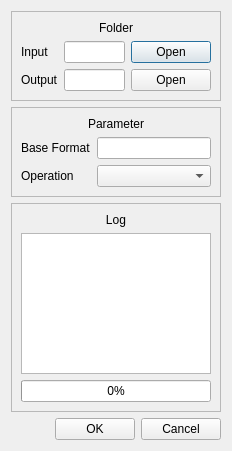
First picture: the form in mediacopier-cli/src/gui/dialog.ui, repository patrickziegler/mediacopier, before the edit.
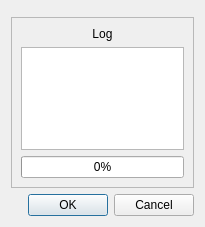
Second picture: the form after the edit. Custom widgets are drawn as their Qt base class.

Commit message: Move parameter frame to separate class

```diff
--- a/mediacopier-cli/src/gui/dialog.ui
+++ b/mediacopier-cli/src/gui/dialog.ui
@@ -6,8 +6,8 @@
    <rect>
     <x>0</x>
     <y>0</y>
-    <width>232</width>
-    <height>451</height>
+    <width>205</width>
+    <height>227</height>
    </rect>
   </property>
   <property name="windowTitle">
@@ -15,137 +15,13 @@
   </property>
   <layout class="QVBoxLayout" name="verticalLayout">
    <item>
-    <widget class="QFrame" name="dirsFrame">
-     <property name="sizePolicy">
-      <sizepolicy hsizetype="Preferred" vsizetype="Maximum">
-       <horstretch>0</horstretch>
-       <verstretch>0</verstretch>
-      </sizepolicy>
-     </property>
+    <widget class="MediaCopierParam" name="param">
      <property name="frameShape">
       <enum>QFrame::StyledPanel</enum>
      </property>
      <property name="frameShadow">
       <enum>QFrame::Raised</enum>
      </property>
-     <layout class="QVBoxLayout" name="verticalLayout_4">
-      <item>
-       <widget class="QLabel" name="label">
-        <property name="text">
-         <string>Folder</string>
-        </property>
-        <property name="alignment">
-         <set>Qt::AlignCenter</set>
-        </property>
-       </widget>
-      </item>
-      <item>
-       <layout class="QGridLayout" name="dirsLayout">
-        <item row="0" column="0">
-         <widget class="QLabel" name="dirsInputDirLabel">
-          <property name="text">
-           <string>Input</string>
-          </property>
-         </widget>
-        </item>
-        <item row="0" column="1">
-         <widget class="QLineEdit" name="dirsInputDirText"/>
-        </item>
-        <item row="0" column="2">
-         <widget class="QDialogButtonBox" name="dirsInputDirButton">
-          <property name="sizePolicy">
-           <sizepolicy hsizetype="Maximum" vsizetype="Fixed">
-            <horstretch>0</horstretch>
-            <verstretch>0</verstretch>
-           </sizepolicy>
-          </property>
-          <property name="standardButtons">
-           <set>QDialogButtonBox::Open</set>
-          </property>
-         </widget>
-        </item>
-        <item row="1" column="0">
-         <widget class="QLabel" name="dirsOutputDirLabel">
-          <property name="text">
-           <string>Output</string>
-          </property>
-         </widget>
-        </item>
-        <item row="1" column="1">
-         <widget class="QLineEdit" name="dirsOutputDirText"/>
-        </item>
-        <item row="1" column="2">
-         <widget class="QDialogButtonBox" name="dirsOutputDirButton">
-          <property name="sizePolicy">
-           <sizepolicy hsizetype="Maximum" vsizetype="Fixed">
-            <horstretch>0</horstretch>
-            <verstretch>0</verstretch>
-           </sizepolicy>
-          </property>
-          <property name="standardButtons">
-           <set>QDialogButtonBox::Open</set>
-          </property>
-         </widget>
-        </item>
-       </layout>
-      </item>
-     </layout>
-    </widget>
-   </item>
-   <item>
-    <widget class="QFrame" name="paramFrame">
-     <property name="sizePolicy">
-      <sizepolicy hsizetype="Preferred" vsizetype="Maximum">
-       <horstretch>0</horstretch>
-       <verstretch>0</verstretch>
-      </sizepolicy>
-     </property>
-     <property name="frameShape">
-      <enum>QFrame::StyledPanel</enum>
-     </property>
-     <property name="frameShadow">
-      <enum>QFrame::Raised</enum>
-     </property>
-     <layout class="QVBoxLayout" name="verticalLayout_5">
-      <item>
-       <widget class="QLabel" name="paramLabel">
-        <property name="text">
-         <string>Parameter</string>
-        </property>
-        <property name="alignment">
-         <set>Qt::AlignCenter</set>
-        </property>
-       </widget>
-      </item>
-      <item>
-       <layout class="QGridLayout" name="paramLayout">
-        <item row="1" column="0">
-         <widget class="QLabel" name="paramCommandLabel">
-          <property name="text">
-           <string>Operation</string>
-          </property>
-         </widget>
-        </item>
-        <item row="1" column="1">
-         <widget class="QComboBox" name="paramCommand"/>
-        </item>
-        <item row="0" column="0">
-         <widget class="QLabel" name="paramBaseFormatLabel">
-          <property name="text">
-           <string>Base Format</string>
-          </property>
-         </widget>
-        </item>
-        <item row="0" column="1">
-         <widget class="QLineEdit" name="paramBaseFormat">
-          <property name="text">
-           <string/>
-          </property>
-         </widget>
-        </item>
-       </layout>
-      </item>
-     </layout>
     </widget>
    </item>
    <item>
@@ -172,6 +48,12 @@
       </item>
       <item>
        <widget class="QPlainTextEdit" name="logText">
+        <property name="sizePolicy">
+         <sizepolicy hsizetype="Expanding" vsizetype="Expanding">
+          <horstretch>0</horstretch>
+          <verstretch>0</verstretch>
+         </sizepolicy>
+        </property>
         <property name="undoRedoEnabled">
          <bool>false</bool>
         </property>
@@ -202,6 +84,14 @@
    </item>
   </layout>
  </widget>
+ <customwidgets>
+  <customwidget>
+   <class>MediaCopierParam</class>
+   <extends>QFrame</extends>
+   <header>src/gui/param.hpp</header>
+   <container>1</container>
+  </customwidget>
+ </customwidgets>
  <tabstops>
   <tabstop>dirsInputDirText</tabstop>
   <tabstop>dirsOutputDirText</tabstop>
```
Left out of the diff: 5 changed lines with no effect on the pictures. The commit also changes 7 other files.
